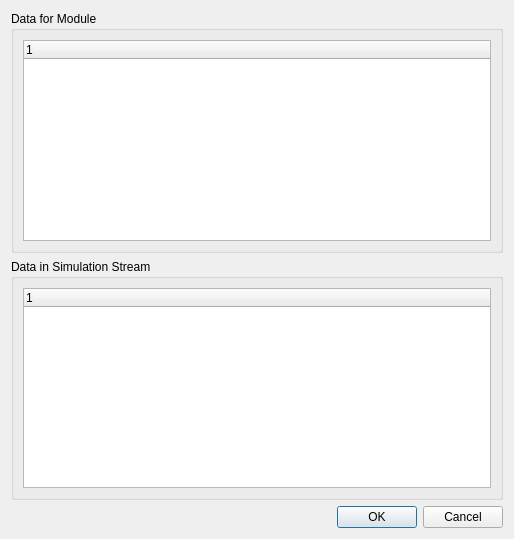
Before: the Qt Designer form src/libdynamind-gui/guiviewdataformodules.ui in iut-ibk/DynaMind-ToolBox, drawn with Qt 5.
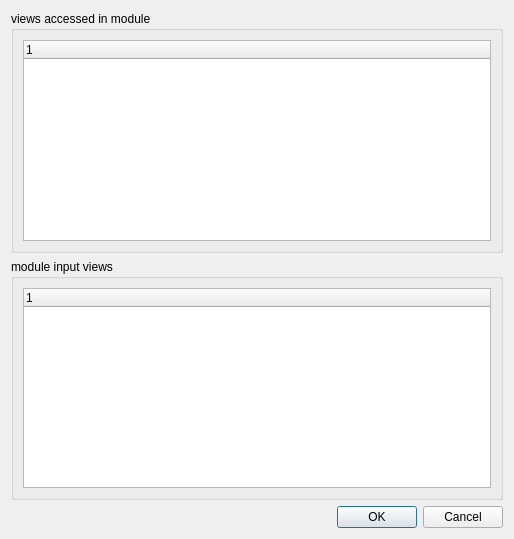
After: the same form once the commit is applied.

Commit message: changed labels in view data from module ui

What changed in the file:
```diff
--- a/src/libdynamind-gui/guiviewdataformodules.ui
+++ b/src/libdynamind-gui/guiviewdataformodules.ui
@@ -35,7 +35,7 @@
       </size>
      </property>
      <property name="title">
-      <string>Data for Module</string>
+      <string>views accessed in module</string>
      </property>
      <layout class="QGridLayout" name="gridLayout">
       <item row="0" column="0">
@@ -60,7 +60,7 @@
    <item>
     <widget class="QGroupBox" name="groupBox">
      <property name="title">
-      <string>Data in Simulation Stream</string>
+      <string>module input views</string>
      </property>
      <layout class="QVBoxLayout" name="verticalLayout_3">
       <item>
```
